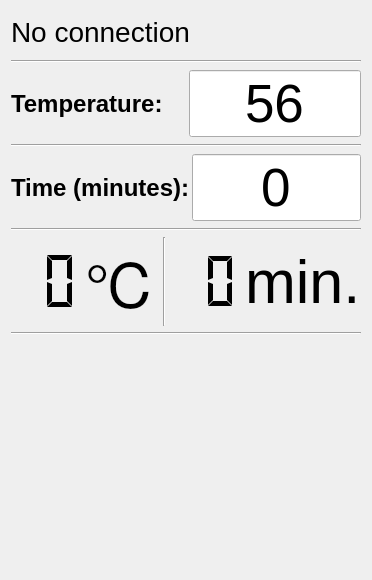
Old version of the form mainwindow.ui in the repository vanya1301/acetone-bath-Qt-part.
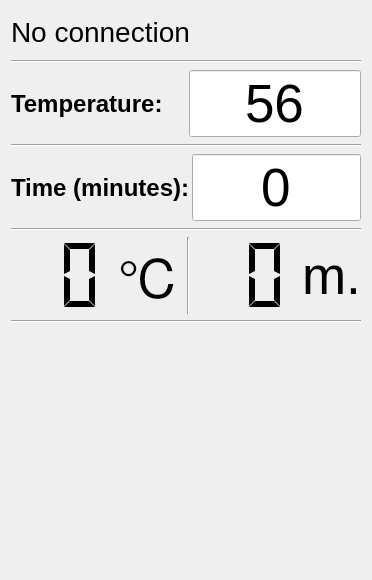
New version of the form. Icons and pictures are not drawn.

Patch:
```diff
--- a/mainwindow.ui
+++ b/mainwindow.ui
@@ -220,8 +220,11 @@
        <layout class="QHBoxLayout" name="horizontalLayout_2">
         <item>
          <widget class="QLCDNumber" name="lcdNumber">
+          <property name="enabled">
+           <bool>true</bool>
+          </property>
           <property name="sizePolicy">
-           <sizepolicy hsizetype="Minimum" vsizetype="Minimum">
+           <sizepolicy hsizetype="MinimumExpanding" vsizetype="MinimumExpanding">
             <horstretch>0</horstretch>
             <verstretch>0</verstretch>
            </sizepolicy>
@@ -274,7 +277,12 @@
           </property>
           <property name="font">
            <font>
-            <pointsize>46</pointsize>
+            <pointsize>40</pointsize>
+            <weight>50</weight>
+            <italic>false</italic>
+            <bold>false</bold>
+            <underline>false</underline>
+            <strikeout>false</strikeout>
            </font>
           </property>
           <property name="text">
@@ -295,7 +303,7 @@
         <item>
          <widget class="QLCDNumber" name="lcdNumber_2">
           <property name="sizePolicy">
-           <sizepolicy hsizetype="Minimum" vsizetype="Minimum">
+           <sizepolicy hsizetype="MinimumExpanding" vsizetype="MinimumExpanding">
             <horstretch>0</horstretch>
             <verstretch>0</verstretch>
            </sizepolicy>
@@ -347,11 +355,16 @@
           </property>
           <property name="font">
            <font>
-            <pointsize>46</pointsize>
+            <pointsize>40</pointsize>
+            <weight>50</weight>
+            <italic>false</italic>
+            <bold>false</bold>
+            <underline>false</underline>
+            <strikeout>false</strikeout>
            </font>
           </property>
           <property name="text">
-           <string>min.</string>
+           <string>m.</string>
           </property>
           <property name="alignment">
            <set>Qt::AlignLeading|Qt::AlignLeft|Qt::AlignVCenter</set>
@@ -372,7 +385,7 @@
         <item>
          <widget class="QPushButton" name="StartStopButton">
           <property name="sizePolicy">
-           <sizepolicy hsizetype="Minimum" vsizetype="Maximum">
+           <sizepolicy hsizetype="Maximum" vsizetype="Minimum">
             <horstretch>0</horstretch>
             <verstretch>0</verstretch>
            </sizepolicy>
@@ -387,7 +400,10 @@
            <bool>false</bool>
           </property>
           <property name="styleSheet">
-           <string notr="true">font-size:30px;</string>
+           <string notr="true">background-color:transparent;
+background::none;
+border:none;
+font-size:30px;</string>
           </property>
           <property name="text">
            <string/>
@@ -427,7 +443,7 @@
         <item>
          <widget class="QPushButton" name="pauseButton">
           <property name="sizePolicy">
-           <sizepolicy hsizetype="Minimum" vsizetype="Minimum">
+           <sizepolicy hsizetype="Maximum" vsizetype="Minimum">
             <horstretch>0</horstretch>
             <verstretch>0</verstretch>
            </sizepolicy>
@@ -460,6 +476,9 @@
       <property name="orientation">
        <enum>Qt::Vertical</enum>
       </property>
+      <property name="sizeType">
+       <enum>QSizePolicy::MinimumExpanding</enum>
+      </property>
       <property name="sizeHint" stdset="0">
        <size>
         <width>17</width>
```
Left out of the diff: 8 changed lines with no effect on the pictures.
